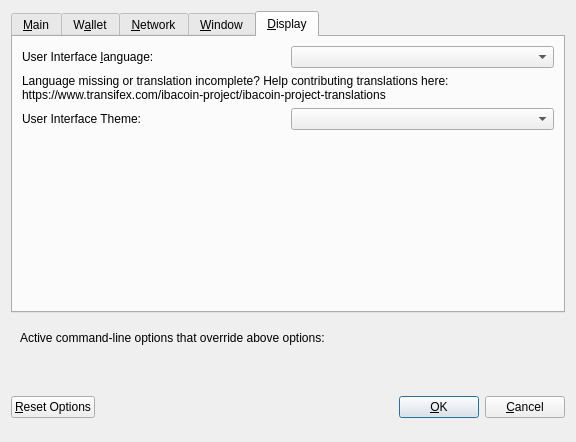
This is src/qt/forms/optionsdialog.ui in IBACOIN/IBA as Qt 5 draws it before an edit. The edited form follows.
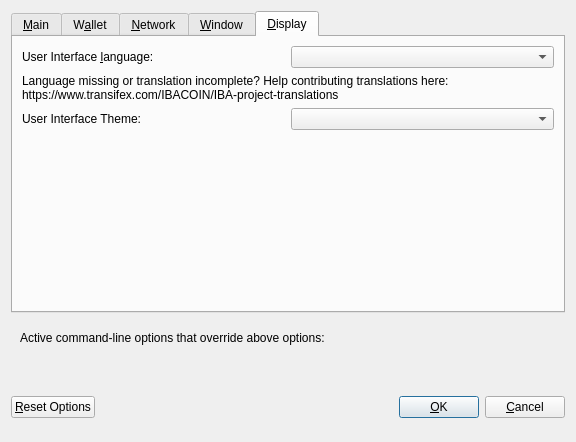
This is the edited form. The open tabs and pages were chosen to show the change. Custom widgets are drawn as their Qt base class.

```diff
--- a/src/qt/forms/optionsdialog.ui
+++ b/src/qt/forms/optionsdialog.ui
@@ -428,7 +428,7 @@
          </property>
          <property name="text">
           <string>Language missing or translation incomplete? Help contributing translations here:
-https://www.transifex.com/ibacoin-project/ibacoin-project-translations</string>
+https://www.transifex.com/IBACOIN/IBA-project-translations</string>
          </property>
          <property name="wordWrap">
           <bool>true</bool>
```
